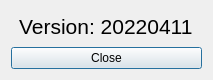
Qt form versiondialog.ui (qlands/cleaned-desktop) before a commit.
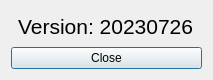
The same form after that commit.

Commit message: Remove binaries

What changed in the file:
```diff
--- a/versiondialog.ui
+++ b/versiondialog.ui
@@ -37,7 +37,7 @@
         </font>
        </property>
        <property name="text">
-        <string>Version: 20220411</string>
+        <string>Version: 20230726</string>
        </property>
       </widget>
      </item>
```
The commit also changes 2 other files.
